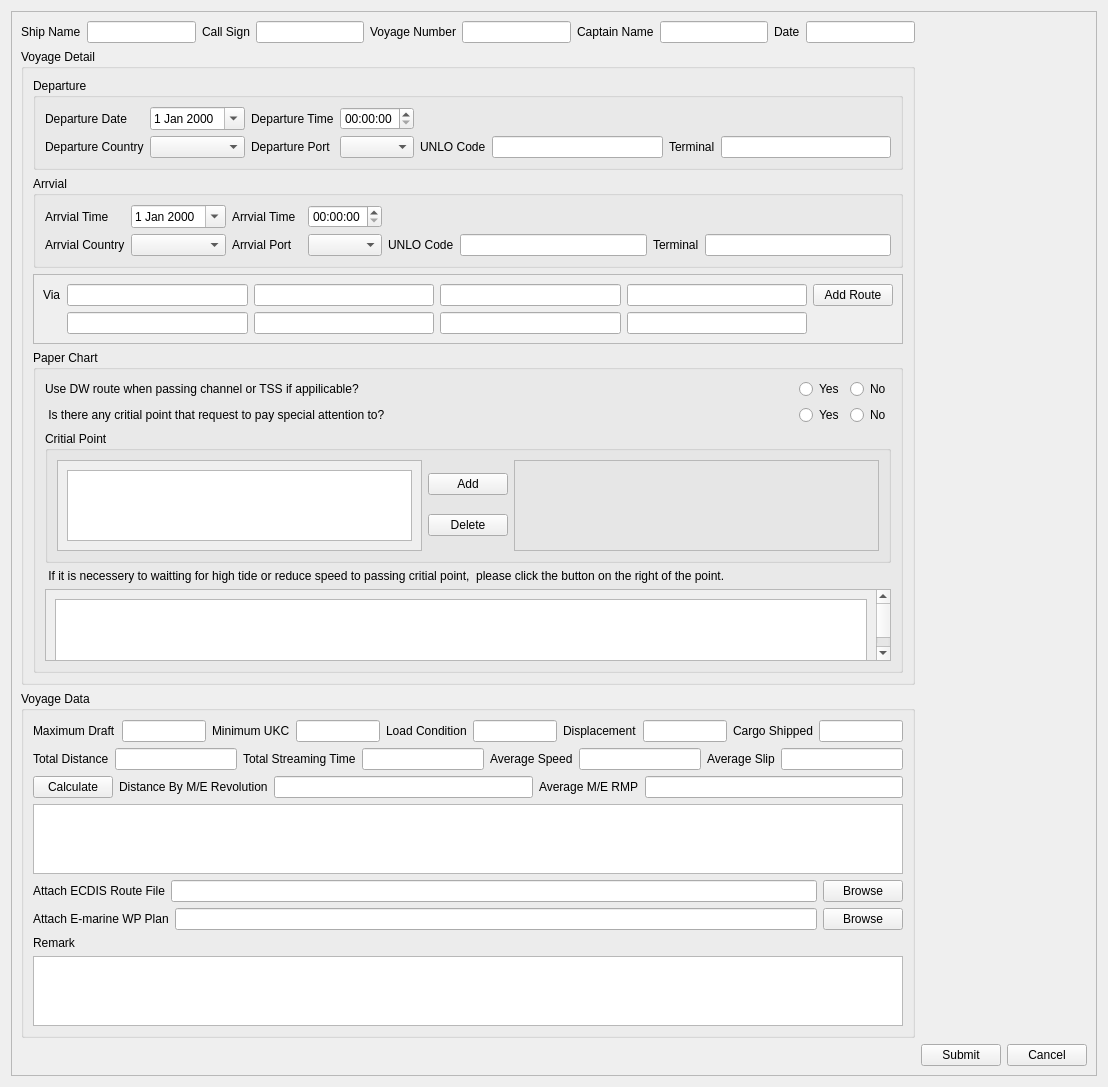
The window that QtUi/shareRoute.ui (heavenlxj/emgui) describes before a commit, drawn with Qt 5.
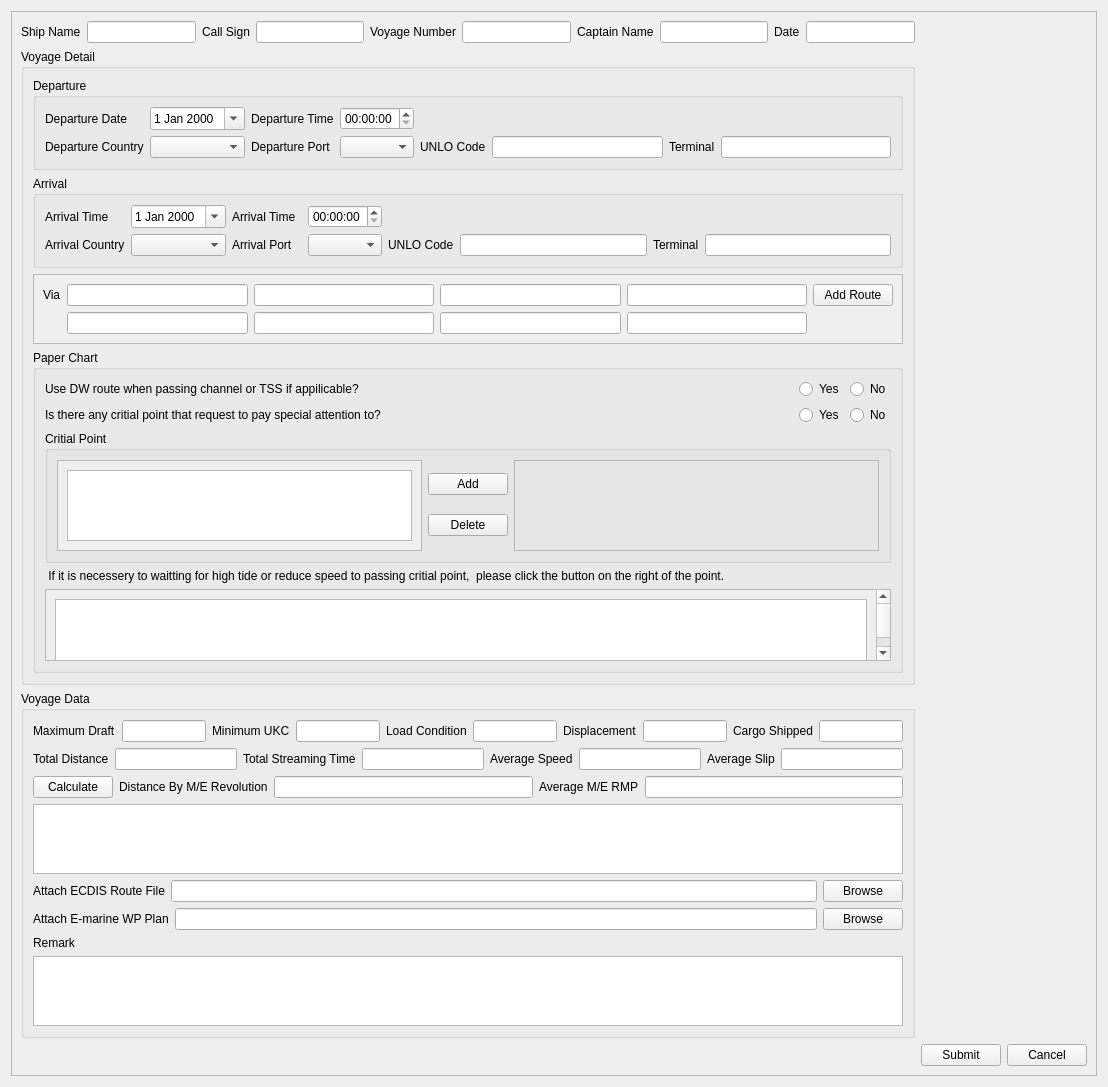
The same window after the commit.

The edit to the form file:
```diff
--- a/QtUi/shareRoute.ui
+++ b/QtUi/shareRoute.ui
@@ -181,13 +181,13 @@
           <item row="1" column="0">
            <widget class="QGroupBox" name="groupBox_2">
             <property name="title">
-             <string>Arrvial</string>
+             <string>Arrival</string>
             </property>
             <layout class="QGridLayout" name="gridLayout_2">
              <item row="1" column="2">
               <widget class="QLabel" name="label_15">
                <property name="text">
-                <string>Arrvial Port</string>
+                <string>Arrival Port</string>
                </property>
               </widget>
              </item>
@@ -206,7 +206,7 @@
              <item row="1" column="0">
               <widget class="QLabel" name="label_14">
                <property name="text">
-                <string>Arrvial Country</string>
+                <string>Arrival Country</string>
                </property>
               </widget>
              </item>
@@ -227,14 +227,14 @@
              <item row="0" column="0">
               <widget class="QLabel" name="label_8">
                <property name="text">
-                <string>Arrvial Time     </string>
+                <string>Arrival Time     </string>
                </property>
               </widget>
              </item>
              <item row="0" column="2">
               <widget class="QLabel" name="label_9">
                <property name="text">
-                <string>Arrvial Time  </string>
+                <string>Arrival Time  </string>
                </property>
               </widget>
              </item>
@@ -372,7 +372,7 @@
                   </sizepolicy>
                  </property>
                  <property name="text">
-                  <string> Is there any critial point that request to pay special attention to?</string>
+                  <string>Is there any critial point that request to pay special attention to?</string>
                  </property>
                 </widget>
                </item>
```
Left out of the diff: 85 changed lines with no effect on the pictures.
